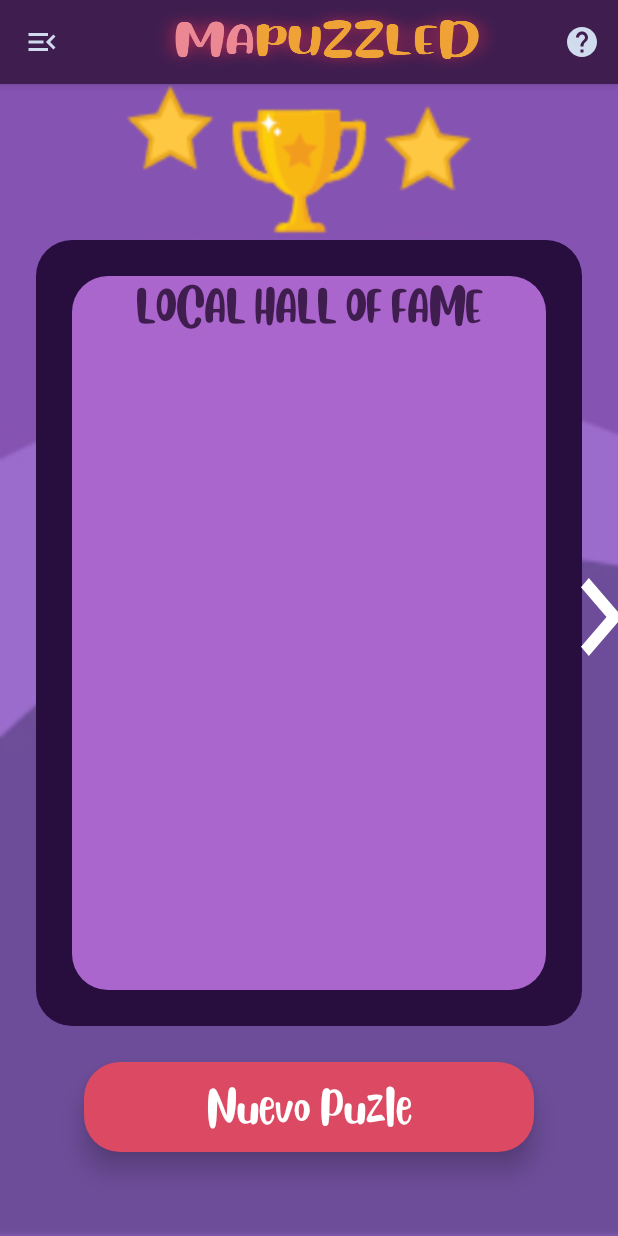
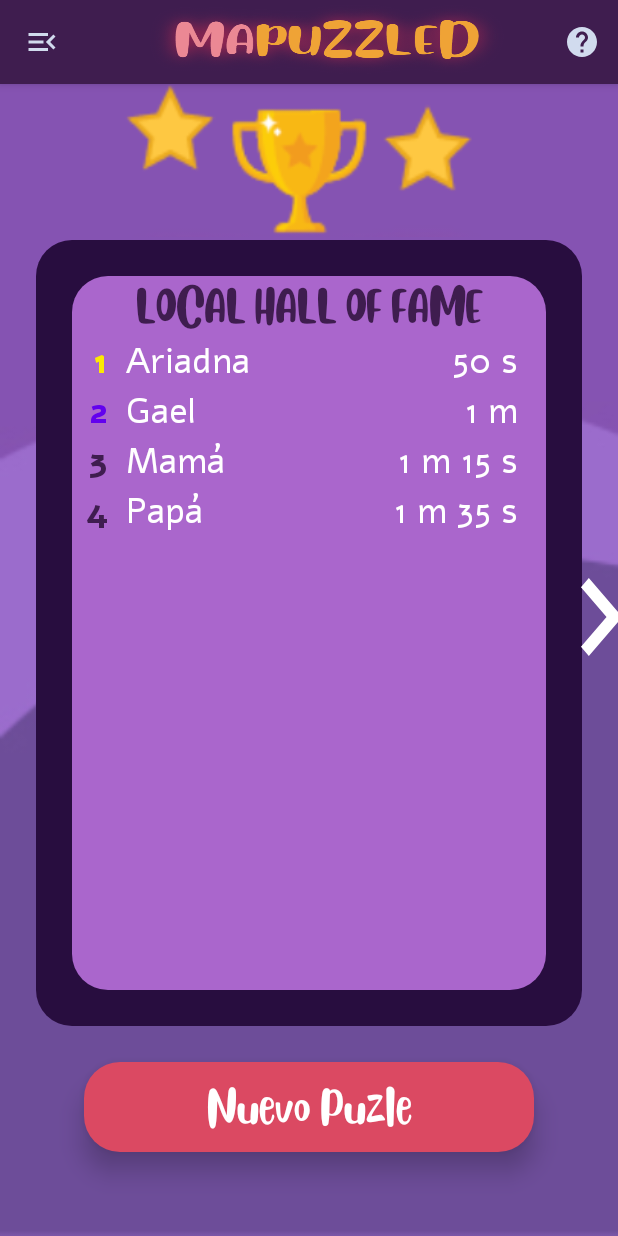
Before and after one commit to avidalfer/PuzzleGame, an Android app: the HallOfFameActivity screen opened directly, with no data from a screen before it, on a phone screen of 412 x 824 dp. Run offline under Robolectric (Android 15) with nearby library versions, the phone set to English and light mode, and no system bars.

Commit message:
HallOfFame and everything around it

```diff
--- a/app/build.gradle
+++ b/app/build.gradle
@@ -32,6 +32,7 @@ dependencies {
     implementation 'com.google.android.material:material:1.2.1'
     implementation 'androidx.navigation:navigation-fragment:2.3.1'
     implementation 'androidx.navigation:navigation-ui:2.3.1'
+    implementation 'androidx.recyclerview:recyclerview:1.1.0'
 
     testImplementation 'junit:junit:4.12'
     androidTestImplementation 'androidx.test.ext:junit:1.1.2'
--- a/app/src/main/java/com/example/puzzlegame/model/GameSession.java
+++ b/app/src/main/java/com/example/puzzlegame/model/GameSession.java
@@ -2,34 +2,33 @@ package com.example.puzzlegame.model;
 
 import android.media.Image;
 
-import java.time.LocalDateTime;
+import java.util.ArrayList;
 import java.util.List;
-import java.util.logging.Level;
 
 public class GameSession {
 
-    public String user;
+    public User user;
     public Image bgImage;
     public Level gameLvl;
-    public LocalDateTime initTime;
-    public LocalDateTime endTime;
+    public Long endTime;
     private List<Piece> placedPieces;
 
 
-    public GameSession(String user, Image bgImage, Level gameLvl, LocalDateTime initTime, LocalDateTime endTime, List<Piece> placedPieces) {
-        this.user = user;
-        this.bgImage = bgImage;
-        this.gameLvl = gameLvl;
-        this.initTime = initTime;
-        this.endTime = endTime;
-        this.placedPieces = placedPieces;
+    public GameSession() {
     }
 
-    public String getUser() {
+    public GameSession(User user, Level level) {
+        this.user = user;
+        this.gameLvl = level;
+        this.endTime = 0L;
+        this.placedPieces = new ArrayList<>();
+    }
+
+    public User getUser() {
         return user;
     }
 
-    public void setUser(String user) {
+    public void setUser(User user) {
         this.user = user;
     }
 
@@ -49,19 +48,11 @@ public class GameSession {
         this.gameLvl = gameLvl;
     }
 
-    public LocalDateTime getInitTime() {
-        return initTime;
-    }
-
-    public void setInitTime(LocalDateTime initTime) {
-        this.initTime = initTime;
-    }
-
-    public LocalDateTime getEndTime() {
+    public long getEndTime() {
         return endTime;
     }
 
-    public void setEndTime(LocalDateTime endTime) {
+    public void setEndTime(long endTime) {
         this.endTime = endTime;
     }
 
--- a/app/src/main/java/com/example/puzzlegame/model/Level.java
+++ b/app/src/main/java/com/example/puzzlegame/model/Level.java
@@ -1,17 +1,29 @@
 package com.example.puzzlegame.model;
 
+import java.util.ArrayList;
 import java.util.List;
 
 public class Level {
-private String name;
-private int numPieces;
-private List<GameSession> playedGames;
+
+    private int id;
+    private String name;
+    private int numPieces;
+    private List<GameSession> playedGames;
 
 
-    public Level(String name, int numPieces, List<GameSession> playedGames) {
+    public Level(int id, String name, int numPieces) {
+        this.id = id;
         this.name = name;
         this.numPieces = numPieces;
-        this.playedGames = playedGames;
+        this.playedGames = new ArrayList<>();
+    }
+
+    public int getId(){
+        return id;
+    }
+
+    public void setId(int id){
+        this.id = id;
     }
 
     public String getName() {
--- /dev/null
+++ b/app/src/main/java/com/example/puzzlegame/model/LocalHallOfFame.java
@@ -0,0 +1,46 @@
+package com.example.puzzlegame.model;
+
+import com.example.puzzlegame.model.interfaces.HallOfFame;
+
+import java.util.ArrayList;
+
+public class LocalHallOfFame implements HallOfFame {
+
+    private static final LocalHallOfFame localHallOfFame = new LocalHallOfFame();
+    private final ArrayList<Score> localScores = new ArrayList<>();
+
+    public static LocalHallOfFame getLocalHallOfFame() {
+        return localHallOfFame;
+    }
+
+    public void addScore(Score score) {
+        localScores.add(score);
+    }
+
+    public Score getScoreAtPosition(int position) {
+        return localScores.get(position);
+    }
+
+    public Score getScoreByName(String name) {
+        for (Score sc : localScores) {
+            if (sc.getWinnerName().compareTo(name) == 0) {
+                return sc;
+            }
+        }
+        return null;
+    }
+
+    public ArrayList<Score> getLocalScores() {
+        return localScores;
+    }
+
+    private boolean cleanHallOfFame() {
+        localScores.clear();
+        return (localScores.size() == 0);
+    }
+
+    private int removeScore(Score score) {
+        localScores.remove(score);
+        return localScores.size();
+    }
+}
--- /dev/null
+++ b/app/src/main/java/com/example/puzzlegame/model/Score.java
@@ -0,0 +1,43 @@
+package com.example.puzzlegame.model;
+
+import com.example.puzzlegame.common.Utils;
+
+public class Score {
+
+    private Long id;
+    private String winnerName;
+    private GameSession gameSession;
+
+    public Score(GameSession gameSession, String name) {
+        this.winnerName = name;
+        this.gameSession = gameSession;
+    }
+
+    public void setId(Long id) {
+        this.id = id;
+    }
+
+    public Long getId() {
+        return id;
+    }
+
+    public Long getTimeToFinish() {
+        return gameSession.getEndTime();
+    }
+
+    public String getFormattedTimeToFinish() {
+        return Utils.FormatTime(getTimeToFinish());
+    }
+
+    public String getWinnerName() {
+        return winnerName;
+    }
+
+    public int getLevelId(){
+        return gameSession.getGameLvl().getId();
+    }
+
+    public String getLevelName() {
+        return gameSession.getGameLvl().getName();
+    }
+}
--- /dev/null
+++ b/app/src/main/java/com/example/puzzlegame/model/interfaces/HallOfFame.java
@@ -0,0 +1,4 @@
+package com.example.puzzlegame.model.interfaces;
+
+public interface HallOfFame {
+}
--- a/app/src/main/java/com/example/puzzlegame/ui/SelectLevel/SelectLevelActivity.java
+++ b/app/src/main/java/com/example/puzzlegame/ui/SelectLevel/SelectLevelActivity.java
@@ -47,7 +47,6 @@ public class SelectLevelActivity extends BaseActivity {
         setListeners();
         getLastLevelPlayed();
     }
-
 
     private void setViews() {
         levelViewModel = new ViewModelProvider(this).get(SelectLevelViewModel.class);
--- a/app/src/main/java/com/example/puzzlegame/ui/halloffame/HallOfFameActivity.java
+++ b/app/src/main/java/com/example/puzzlegame/ui/halloffame/HallOfFameActivity.java
@@ -3,17 +3,32 @@ package com.example.puzzlegame.ui.halloffame;
 import android.os.Bundle;
 import android.widget.Button;
 import android.widget.ImageButton;
-import android.widget.ListView;
+
+import androidx.lifecycle.LiveData;
+import androidx.recyclerview.widget.LinearLayoutManager;
+import androidx.recyclerview.widget.RecyclerView;
 
 import com.example.puzzlegame.R;
 import com.example.puzzlegame.common.Utils;
+import com.example.puzzlegame.model.LocalHallOfFame;
+import com.example.puzzlegame.model.Score;
+import com.example.puzzlegame.model.interfaces.HallOfFame;
 import com.example.puzzlegame.ui.common.BaseActivity;
+
+import java.util.List;
 
 public class HallOfFameActivity extends BaseActivity {
 
+    private HallOfFameViewModel hallOfFameViewModel;
     private Button btnNewGame;
     private ImageButton changeHoF;
-    private ListView listView;
+
+    private HallOfFame hof;
+    private List<Score> scores;
+
+    private RecyclerView winnersListView;
+    private RecyclerView.Adapter<HallOfFameAdapter.MyViewHolder> adapter;
+    private RecyclerView.LayoutManager layoutManager;
 
     @Override
     public void onCreate(Bundle savedInstanceState) {
@@ -28,7 +43,25 @@ public class HallOfFameActivity extends BaseActivity {
 
     private void setViews() {
 
+        hallOfFameViewModel = new HallOfFameViewModel();
         btnNewGame = findViewById(R.id.btn_newGame);
-        listView = (ListView) findViewById(R.id.list_scores);
+        winnersListView = findViewById(R.id.winners_list);
+        winnersListView.setHasFixedSize(false);
+
+        layoutManager = new LinearLayoutManager(this);
+        winnersListView.setLayoutManager(layoutManager);
+
+        showLocalHallOfFame();
+    }
+
+    private void showLocalHallOfFame() {
+        hof = (LocalHallOfFame) hallOfFameViewModel.getLocalHof().getValue();
+        scores = hallOfFameViewModel.getScores(hof).getValue();
+        adapter = new HallOfFameAdapter(this, hof, scores);
+        winnersListView.setAdapter(adapter);
+    }
+
+    private LiveData<HallOfFame> getLocalHof(){
+        return hallOfFameViewModel.getLocalHof();
     }
 }
--- /dev/null
+++ b/app/src/main/java/com/example/puzzlegame/ui/halloffame/HallOfFameAdapter.java
@@ -0,0 +1,79 @@
+package com.example.puzzlegame.ui.halloffame;
+
+import android.annotation.SuppressLint;
+import android.content.Context;
+import android.graphics.Color;
+import android.os.Build;
+import android.view.LayoutInflater;
+import android.view.View;
+import android.view.ViewGroup;
+import android.widget.TextView;
+
+import androidx.annotation.NonNull;
+import androidx.recyclerview.widget.RecyclerView;
+
+import com.example.puzzlegame.R;
+import com.example.puzzlegame.model.LocalHallOfFame;
+import com.example.puzzlegame.model.Score;
+import com.example.puzzlegame.model.interfaces.HallOfFame;
+
+import java.util.ArrayList;
+import java.util.List;
+
+public class HallOfFameAdapter extends RecyclerView.Adapter<HallOfFameAdapter.MyViewHolder> {
+
+    private final List<Score> scores;
+    private final HallOfFame hallOfFame;
+
+    @NonNull
+    @Override
+    public MyViewHolder onCreateViewHolder(@NonNull ViewGroup parent, int viewType) {
+        ViewGroup viewGroup = (ViewGroup) LayoutInflater.from(parent.getContext()).inflate(R.layout.activity_hof_adapter, parent, false);
+        return new MyViewHolder(viewGroup);
+    }
+
+    @Override
+    public void onBindViewHolder(@NonNull MyViewHolder holder, int position) {
+        holder.bind(scores.get(position), position);
+    }
+
+    @Override
+    public int getItemCount() {
+        return scores.size();
+    }
+
+    public HallOfFameAdapter(Context context, HallOfFame hof, List<Score> scores) {
+        this.scores = scores;
+        this.hallOfFame = hof;
+    }
+
+    public static class MyViewHolder extends RecyclerView.ViewHolder {
+
+        private final TextView positionTView;
+        private final TextView nameTView;
+        private final TextView scoreTView;
+
+        public MyViewHolder(View view) {
+           super(view);
+           this.positionTView = (TextView) view.findViewById(R.id.position);
+           this.nameTView = (TextView) view.findViewById(R.id.name);
+           this.scoreTView = (TextView) view.findViewById(R.id.score);
+        }
+
+        public void bind(Score score, int position) {
+            if (Build.VERSION.SDK_INT >= Build.VERSION_CODES.M) {
+                switch (position) {
+                    case 0:
+                        positionTView.setTextColor(positionTView.getContext().getColor(R.color.gold));
+                        break;
+                    case 1:
+                        positionTView.setTextColor(positionTView.getContext().getColor(R.color.colorPrimary));
+                        break;
+                    }
+            }
+            positionTView.setText(String.valueOf(position+1));
+            nameTView.setText(score.getWinnerName());
+            scoreTView.setText(score.getFormattedTimeToFinish());
+        }
+    }
+}
--- a/app/src/main/java/com/example/puzzlegame/ui/halloffame/HallOfFameViewModel.java
+++ b/app/src/main/java/com/example/puzzlegame/ui/halloffame/HallOfFameViewModel.java
@@ -1,6 +1,64 @@
 package com.example.puzzlegame.ui.halloffame;
 
+import androidx.lifecycle.LiveData;
+import androidx.lifecycle.MutableLiveData;
 import androidx.lifecycle.ViewModel;
 
+import com.example.puzzlegame.model.GameSession;
+import com.example.puzzlegame.model.Language;
+import com.example.puzzlegame.model.Level;
+import com.example.puzzlegame.model.LocalHallOfFame;
+import com.example.puzzlegame.model.Score;
+import com.example.puzzlegame.model.User;
+import com.example.puzzlegame.model.interfaces.HallOfFame;
+
+import java.util.ArrayList;
+import java.util.List;
+
 public class HallOfFameViewModel extends ViewModel {
+
+    private final MutableLiveData<List<Score>> scores = new MutableLiveData<>();
+    private final MutableLiveData<HallOfFame> hof = new MutableLiveData<>();
+    private final MutableLiveData<Integer> position = new MutableLiveData<>();
+
+    public HallOfFameViewModel() {
+        updateData();
+    }
+
+    public void updateData() {
+        //bringing hof from repository
+//        this.scores.setValue(new ArrayList<Score>());
+    }
+
+    public LiveData<HallOfFame> getLocalHof() {
+        LocalHallOfFame hof = LocalHallOfFame.getLocalHallOfFame();//get halloffame from repository
+        User user = new User(1, "Ramón", Language.ES);
+        Level level = new Level(1, "Fácil", 9);
+        GameSession session = new GameSession(user, level);
+        session.setEndTime(50000L);
+        GameSession session1 = new GameSession(user, level);
+        session1.setEndTime(60000L);
+        GameSession session2 = new GameSession(user, level);
+        session2.setEndTime(75000L);
+        GameSession session3 = new GameSession(user, level);
+        session3.setEndTime(95000L);
+        Score score = new Score(session, "Ariadna");
+        Score score1 = new Score(session1, "Gael");
+        Score score2 = new Score(session2, "Mamá");
+        Score score3 = new Score(session3, "Papá");
+        hof.addScore(score);
+        hof.addScore(score1);
+        hof.addScore(score2);
+        hof.addScore(score3);
+        this.hof.setValue(hof);
+        return this.hof;
+    }
+
+    public LiveData<List<Score>> getScores(HallOfFame hof) {
+        if (hof.getClass() == LocalHallOfFame.class) {
+            LocalHallOfFame localhof = (LocalHallOfFame) hof;
+            scores.setValue(localhof.getLocalScores());
+        }
+        return scores;
+    }
 }
--- a/app/src/main/java/com/example/puzzlegame/ui/winscreen/WinScreenViewModel.java
+++ b/app/src/main/java/com/example/puzzlegame/ui/winscreen/WinScreenViewModel.java
@@ -6,7 +6,6 @@ import androidx.lifecycle.ViewModel;
 
 import com.example.puzzlegame.common.Utils;
 import com.example.puzzlegame.model.GameSession;
-import com.example.puzzlegame.model.HallOfFame;
 import com.example.puzzlegame.model.Language;
 import com.example.puzzlegame.model.User;
 
--- a/app/src/main/res/layout/activity_hof.xml
+++ b/app/src/main/res/layout/activity_hof.xml
@@ -63,11 +63,12 @@
                 android:textSize="@dimen/appDefaultTextSize"
                 android:textStyle="bold" />
 
-            <ListView
-                android:layout_width="match_parent"
-                android:layout_height="match_parent"
-                android:id="@+id/list_scores">
-            </ListView>
+                <androidx.recyclerview.widget.RecyclerView
+                    android:id="@+id/winners_list"
+                    android:layout_width="match_parent"
+                    android:layout_height="match_parent"
+                    android:scrollbars="vertical"
+                    />
 
         </androidx.appcompat.widget.LinearLayoutCompat>
 
--- a/app/src/main/res/layout/activity_hof_adapter.xml
+++ b/app/src/main/res/layout/activity_hof_adapter.xml
@@ -2,33 +2,48 @@
 
 <androidx.constraintlayout.widget.ConstraintLayout
     xmlns:android="http://schemas.android.com/apk/res/android"
-    xmlns:tools="http://schemas.android.com/tools"
+    xmlns:app="http://schemas.android.com/apk/res-auto"
+
     android:layout_width="match_parent"
-    android:layout_height="match_parent">
+    android:layout_height="wrap_content">
 
     <LinearLayout
         android:layout_width="match_parent"
-        android:layout_height="match_parent"
+        android:layout_height="wrap_content"
+        android:gravity="center_vertical"
         android:orientation="horizontal"
-        tools:layout_editor_absoluteX="145dp"
-        tools:layout_editor_absoluteY="86dp">
+        app:layout_constraintEnd_toEndOf="parent"
+        app:layout_constraintStart_toStartOf="parent"
+        app:layout_constraintTop_toTopOf="parent">
 
         <TextView
             android:id="@+id/position"
-            android:layout_width="wrap_content"
-            android:layout_height="wrap_content"
-            android:layout_weight="1" />
+            style="@style/RegularText"
+            android:layout_width="0dp"
+            android:layout_height="match_parent"
+            android:layout_weight="0.5"
+            android:fontFamily="@font/alefbold"
+            android:gravity="end"
+            android:textColor="@color/colorPrimaryDark" />
 
         <TextView
             android:id="@+id/name"
-            android:layout_width="wrap_content"
-            android:layout_height="wrap_content"
-            android:layout_weight="1" />
+            style="@style/RegularText"
+            android:layout_width="0dp"
+            android:layout_height="match_parent"
+            android:layout_weight="3"
+            android:gravity="start"
+            android:paddingHorizontal="12sp"
+            android:textAlignment="textStart" />
 
         <TextView
             android:id="@+id/score"
-            android:layout_width="wrap_content"
-            android:layout_height="wrap_content"
-            android:layout_weight="1" />
+            style="@style/RegularText"
+            android:layout_width="0dp"
+            android:layout_height="match_parent"
+            android:layout_weight="3"
+            android:gravity="end"
+            android:paddingHorizontal="12sp"
+            android:textAlignment="textEnd" />
     </LinearLayout>
 </androidx.constraintlayout.widget.ConstraintLayout>
--- a/app/src/main/res/values/colors.xml
+++ b/app/src/main/res/values/colors.xml
@@ -6,5 +6,5 @@
     <color name="colorButton">#ff6647</color>
     <color name="dark_red">#400d15</color>
     <color name="salmon">#EA8894</color>
-
+    <color name="gold">#fce903</color>
 </resources>
```
Also changed, not shown: app/src/main/java/com/example/puzzlegame/common/Utils.java (+4 -4 lines), app/src/main/java/com/example/puzzlegame/model/HallOfFame.java (deleted, +0 -48 lines), app/src/main/java/com/example/puzzlegame/model/TimeScoreSorter.java (added, +11 -0 lines).
